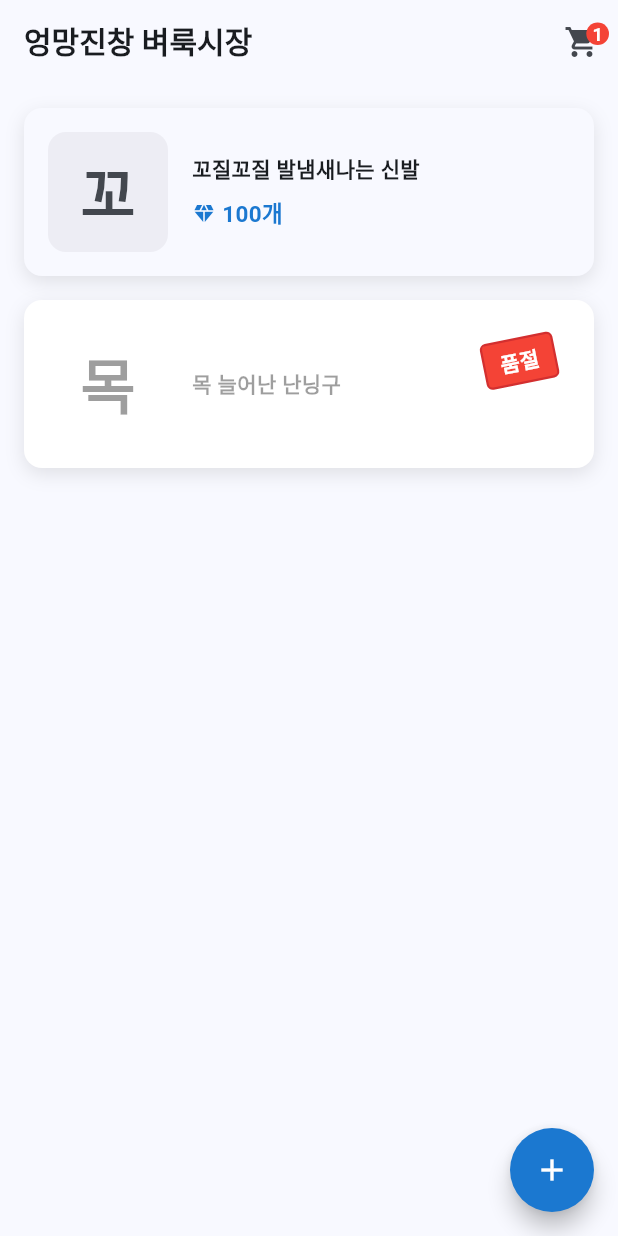
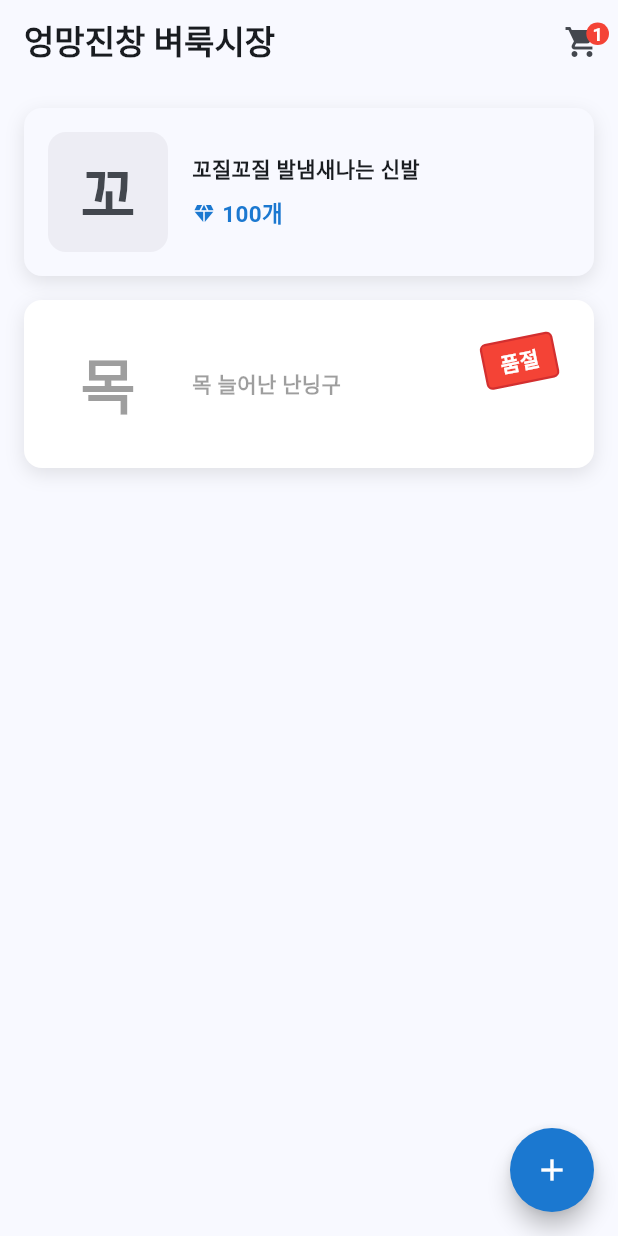
Before and after one commit to fireonmac/sparta-venture-assignments, a Flutter app: the screen it shows after launch, on a phone screen of 412 x 824 dp. Run offline on Flutter 3.47's test engine with Material 3 defaults, Android fonts, the phone set to English and light mode, and no system bars; our stand-ins replace image_picker.

Commit message:
사소한 타이틀 폰트 사이즈 스타일 변경

```diff
--- a/flutter_basic_venture/lib/src/styles.dart
+++ b/flutter_basic_venture/lib/src/styles.dart
@@ -5,7 +5,7 @@ abstract class Styles {
   // @ text
   // ************************************************
   static const bold = TextStyle(fontWeight: FontWeight.bold);
-  static const title = TextStyle(fontSize: 20.0, fontWeight: FontWeight.bold);
+  static const title = TextStyle(fontSize: 22.0, fontWeight: FontWeight.bold);
 
   // ************************************************
   // @ padding
--- a/flutter_basic_venture/pubspec.yaml
+++ b/flutter_basic_venture/pubspec.yaml
@@ -59,9 +59,8 @@ flutter:
   uses-material-design: true
 
   # To add assets to your application, add an assets section, like this:
-  # assets:
-  #   - images/a_dot_burr.jpeg
-  #   - images/a_dot_ham.jpeg
+  assets:
+    - assets/images/
 
   # An image asset can refer to one or more resolution-specific "variants", see
   # https://flutter.dev/to/resolution-aware-images
```
